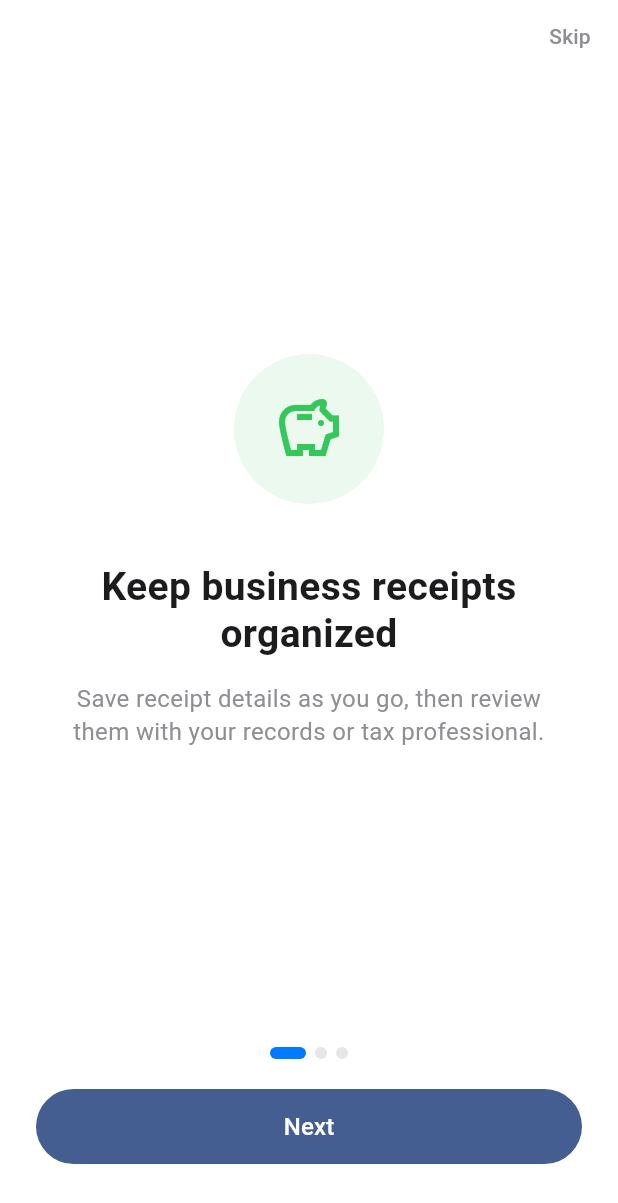
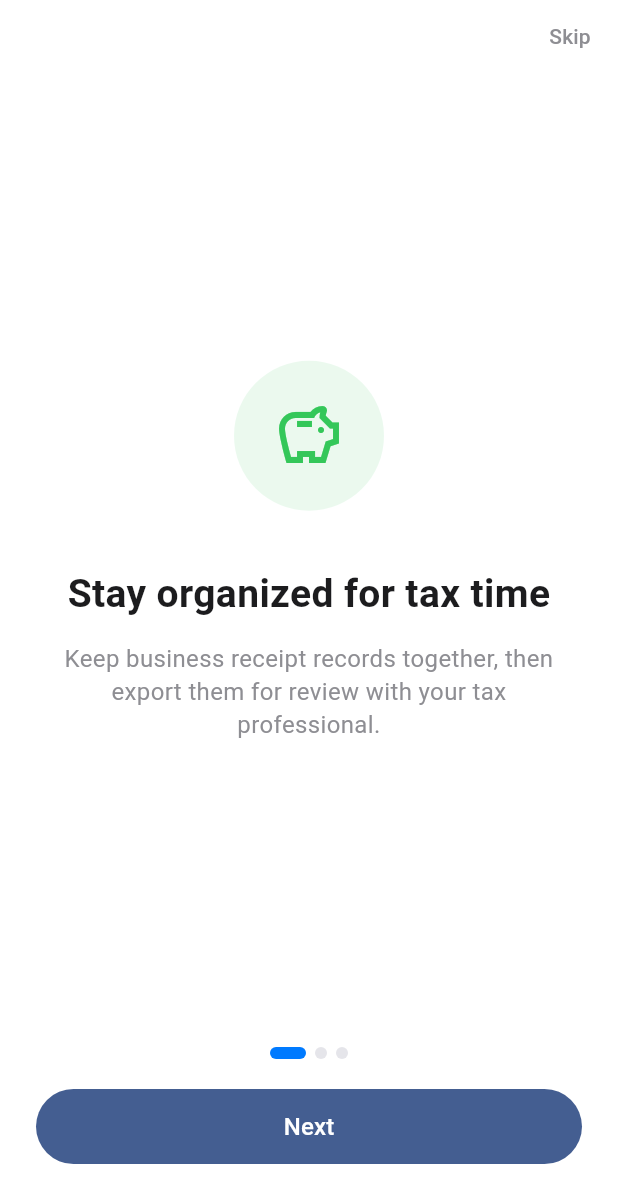
Before and after one commit to bambi2008/receiptsnap, a Flutter app: the screen it shows after launch, on a phone screen of 412 x 824 dp. Shown: the top 1203 px of the screen. Run offline on Flutter 3.47's test engine with Material 3 defaults, Android fonts, the light colour scheme and no system bars; our stand-ins replace csv, flutter_slidable, hive, hive_flutter, image_picker, share_plus; accounts and stored records are empty.

Commit message:
Restore compliant tax-time positioning

```diff
--- a/app/lib/screens/camera_screen.dart
+++ b/app/lib/screens/camera_screen.dart
@@ -255,7 +255,7 @@ class _CameraScreenState extends State<CameraScreen> {
                 ),
                 const SizedBox(height: 16),
                 const Text(
-                  'Position receipt in frame',
+                  'Scan receipts for tax-time records',
                   style: TextStyle(color: Colors.white70, fontSize: 16),
                 ),
                 const Spacer(),
--- a/app/lib/screens/onboarding_screen.dart
+++ b/app/lib/screens/onboarding_screen.dart
@@ -18,16 +18,16 @@ class _OnboardingScreenState extends State<OnboardingScreen> {
     {
       'icon': Icons.savings_outlined,
       'iconColor': AppTheme.green,
-      'title': 'Keep business receipts organized',
+      'title': 'Stay organized for tax time',
       'subtitle':
-          'Save receipt details as you go, then review them with your records or tax professional.',
+          'Keep business receipt records together, then export them for review with your tax professional.',
     },
     {
       'icon': Icons.camera_alt_outlined,
       'iconColor': AppTheme.blue,
       'title': 'Snap, review, and save.',
       'subtitle':
-          'On-device OCR extracts vendor, amount, and date and suggests a category. You stay in control of every field.',
+          'On-device OCR extracts vendor, amount, and date and suggests a common business expense category. You verify every field.',
     },
     {
       'icon': Icons.auto_awesome,
--- a/app/lib/screens/receipts_screen.dart
+++ b/app/lib/screens/receipts_screen.dart
@@ -69,7 +69,7 @@ class _ReceiptsScreenState extends State<ReceiptsScreen> {
           ),
           const SizedBox(height: 8),
           Text(
-            'Start snapping!',
+            'Start organizing tax-time records.',
             style: TextStyle(fontSize: 14, color: Colors.grey[400]),
           ),
         ],
@@ -117,8 +117,13 @@ class _ReceiptsScreenState extends State<ReceiptsScreen> {
             ),
           ),
           Text(
-            '\$${provider.monthlyTotal.toStringAsFixed(2)} in recorded expenses',
+            '\$${provider.monthlyTotal.toStringAsFixed(2)} in recorded business expenses',
             style: const TextStyle(color: Colors.white70, fontSize: 16),
+          ),
+          const SizedBox(height: 8),
+          const Text(
+            'For recordkeeping only — verify tax treatment before filing.',
+            style: TextStyle(color: Colors.white60, fontSize: 11),
           ),
         ],
       ),
--- a/app/lib/widgets/paywall_sheet.dart
+++ b/app/lib/widgets/paywall_sheet.dart
@@ -52,7 +52,7 @@ class _PaywallSheetState extends State<PaywallSheet> {
           ),
           const SizedBox(height: 8),
           const Text(
-            'Everything you need for organized receipt records',
+            'Keep tax-time receipt records organized all year',
             style: TextStyle(color: AppTheme.textSecondary, fontSize: 15),
             textAlign: TextAlign.center,
           ),
@@ -158,8 +158,8 @@ class _PaywallSheetState extends State<PaywallSheet> {
 
   static const _features = [
     'Unlimited receipt scans',
-    'CSV & PDF export',
-    'Expense category suggestions',
+    'Tax-time PDF & CSV export',
+    'Reviewable expense categories',
     'Priority support',
   ];
 
--- a/app/lib/widgets/result_sheet.dart
+++ b/app/lib/widgets/result_sheet.dart
@@ -98,6 +98,11 @@ class _ResultSheetState extends State<ResultSheet> {
               ),
               const SizedBox(height: 16),
               _buildDatePicker(),
+              const SizedBox(height: 12),
+              const Text(
+                'Category suggestions help organize records and are not tax advice. Verify tax treatment before filing.',
+                style: TextStyle(fontSize: 11, color: Colors.grey),
+              ),
               const SizedBox(height: 24),
               Row(
                 mainAxisAlignment: MainAxisAlignment.spaceEvenly,
--- a/docs/app-store-connect-copy.txt
+++ b/docs/app-store-connect-copy.txt
@@ -4,26 +4,26 @@
 ReceiptSnap: AI Receipt Scanner
 
 --- Subtitle (30 chars max) ---
-Receipts for Freelancers
+Tax-Time Receipt Organizer
 
 --- Keywords (100 chars) ---
 receipt,scan,tax,expense,freelance,self-employed,business,tracker,ocr,1099,records,invoice
 
 --- Description ---
 
-Turn business receipt photos into organized expense records.
+Organize business receipt records before tax time arrives.
 
-Snap a photo. On-device OCR extracts the vendor, amount, and date, then suggests an expense category for you to review. Export your records as PDF or CSV. Try 50 receipts free.
+Snap a photo. On-device OCR extracts the vendor, amount, and date, then suggests a common business expense category for you to review. Export records as PDF or CSV for yourself or your tax professional. Try 50 receipts free.
 
 Your Receipts. Your Records. Organized.
 
-ReceiptSnap is an on-device receipt scanner built for freelancers and self-employed professionals. Keep receipt details together, review every extracted field, and prepare clean records when you need them.
+ReceiptSnap is an on-device receipt scanner built for freelancers and self-employed professionals. Keep receipt details together throughout the year, review every extracted field, and prepare clean records for tax time.
 
 HOW IT WORKS
 1. Snap a photo of any business receipt
 2. AI extracts vendor, amount, date — automatically
 3. Review the suggested expense category (Advertising, Meals, Travel, Software, and more)
-4. Export a clean PDF or CSV for your records or accountant
+4. Export a clean PDF or CSV for your records or tax professional
 
 BUILT FOR FREELANCERS
 ReceiptSnap uses practical expense labels such as Meals, Travel and Software/Tools. Suggestions are for organization only; you stay in control and can change every field before saving.
@@ -49,7 +49,7 @@ PERFECT FOR:
 ✓ Self-employed business owners
 ✓ 1099 contractors
 ✓ Gig workers tracking expenses
-✓ Anyone organizing business expense records
+✓ Anyone organizing business expense records for tax time
 
 --- Promotional Text (170 chars) ---
 New! ReceiptSnap extracts receipt details on device and suggests expense categories for your review. Snap, organize and export up to 50 receipts free.
```
Also changed, not shown: 2 other files.
